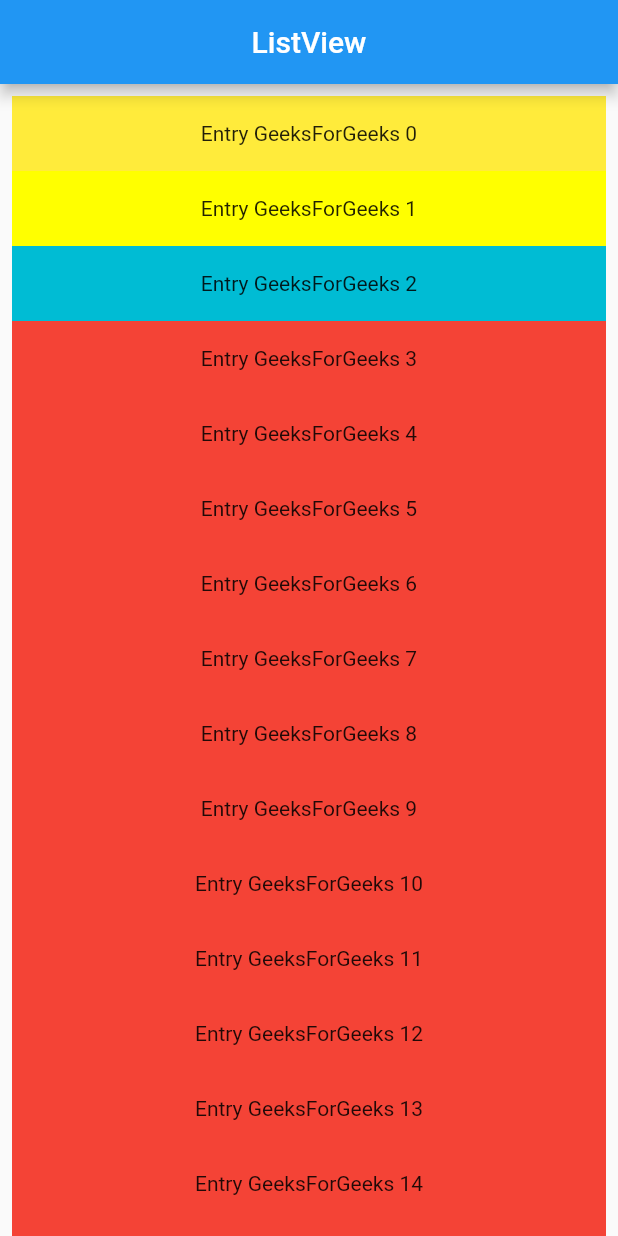
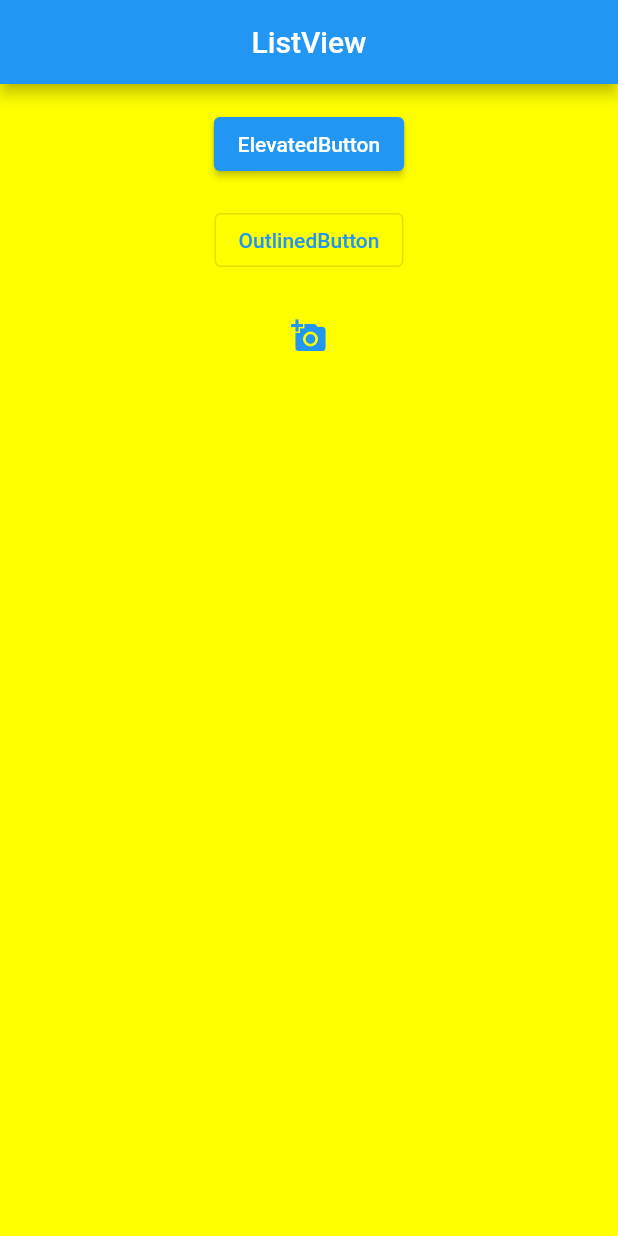
Before and after one commit to SuleymanovTat/flutterApp, a Flutter app: the screen it shows after launch, on a phone screen of 412 x 824 dp. Run offline on Flutter 3.47's test engine with Material 2 defaults, Android fonts, the light colour scheme and no system bars.

Commit message:
added button

```diff
--- a/lib/main.dart
+++ b/lib/main.dart
@@ -5,13 +5,14 @@
 import 'dart:math' as math;
 
 import 'package:flutter_application_name/widget/app.dart';
+import 'package:flutter_application_name/widget/button.dart';
 import 'package:flutter_application_name/widget/listview.dart';
 import 'package:flutter_application_name/widget/profile.dart';
 
 void main() {
   // runApp(const App());
   // runApp(const ProfileApp());
-  runApp(const CustomListView());
+  runApp(const ButtonApp());
 }
 
 // class NewMyApp extends StatefulWidget {
--- /dev/null
+++ b/lib/widget/button.dart
@@ -0,0 +1,49 @@
+import 'package:flutter/material.dart';
+
+class ButtonApp extends StatelessWidget {
+  const ButtonApp({Key? key}) : super(key: key);
+
+  @override
+  Widget build(BuildContext context) {
+    return MaterialApp(
+        home: Scaffold(
+            appBar: AppBar(
+              title: const Text("ListView"),
+              centerTitle: true,
+            ),
+            body: Container(
+              color: Colors.yellowAccent,
+              width: double.infinity,
+              padding: const EdgeInsets.all(16.0),
+              child: Column(
+                  crossAxisAlignment: CrossAxisAlignment.center,
+                  // mainAxisSize: MainAxisSize.min,
+                  children: [
+                    ElevatedButton(
+                      onPressed: () {
+                        debugPrint("ElevatedButton");
+                      },
+                      child: const Text("ElevatedButton",
+                          maxLines: 1, overflow: TextOverflow.ellipsis),
+                    ),
+                    const SizedBox(height: 16),
+                    OutlinedButton(
+                      onPressed: () {
+                        debugPrint("OutlinedButton");
+                      },
+                      child: const Text("OutlinedButton"),
+                    ),
+                    const SizedBox(height: 16),
+                    IconButton(
+                      onPressed: () {
+                        debugPrint("OutlinedButton");
+                      },
+                      icon: const Icon(
+                        Icons.add_a_photo,
+                        color: Colors.blue,
+                      ),
+                    ),
+                  ]),
+            )));
+  }
+}
--- a/lib/widget/listview.dart
+++ b/lib/widget/listview.dart
@@ -1,7 +1,7 @@
 import 'package:flutter/material.dart';
 
-class CustomListView extends StatelessWidget {
-  const CustomListView({Key? key}) : super(key: key);
+class CustomListApp extends StatelessWidget {
+  const CustomListApp({Key? key}) : super(key: key);
 
   @override
   Widget build(BuildContext context) {
```
